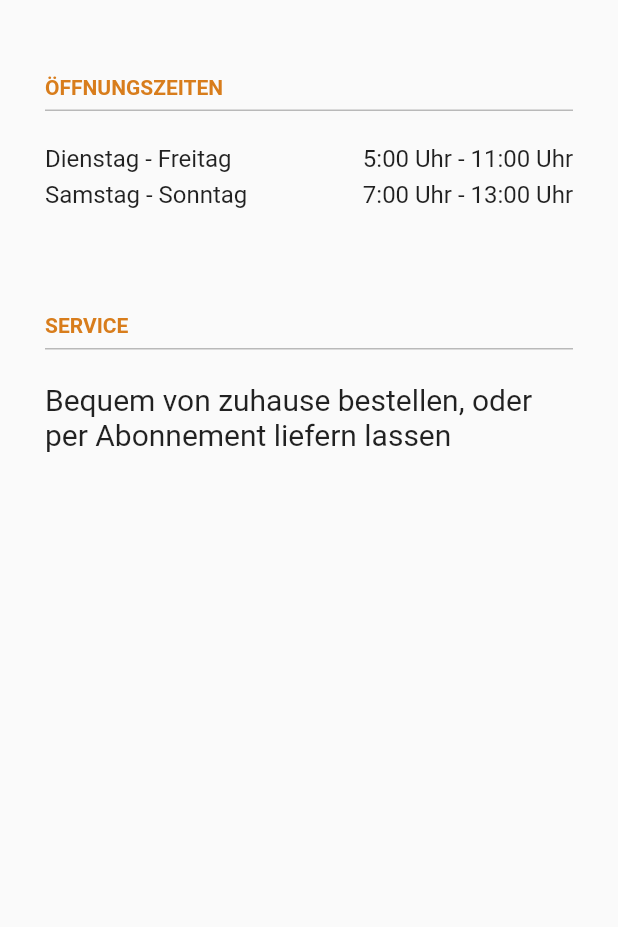
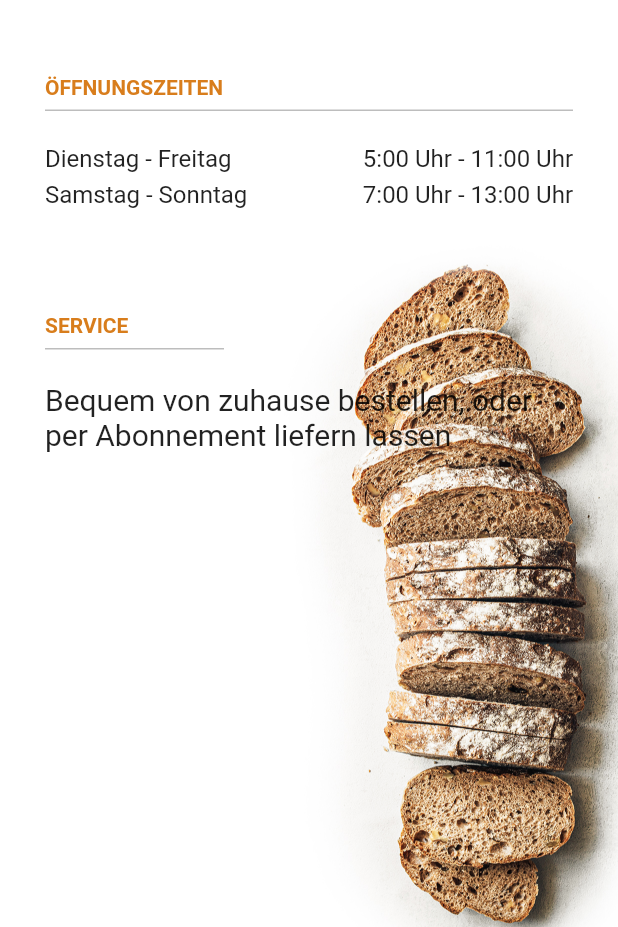
Before and after one commit to nicschittenhelm/baecker-app, a Flutter app: the screen it shows after launch, on a phone screen of 412 x 824 dp, the part 309-1236 px from its top. Run offline on Flutter 3.47's test engine with Material 2 defaults, Android fonts, the phone set to English and light mode, and no system bars; our stand-ins replace google_fonts; missing offline and left inert: indexed.

Commit message:
Added background image Fixed z-index and clipping

```diff
--- a/lib/main.dart
+++ b/lib/main.dart
@@ -20,6 +20,7 @@ class MyApp extends StatelessWidget {
           endIndent: 30,
         ),
         visualDensity: VisualDensity.adaptivePlatformDensity,
+        scaffoldBackgroundColor: const Color(0xFFFFFFFF),
       ),
       home: KursScreen(),
     );
--- a/lib/screens/home.dart
+++ b/lib/screens/home.dart
@@ -1,6 +1,7 @@
 import 'dart:ui';
 import 'package:flutter/material.dart';
 import 'package:google_fonts/google_fonts.dart';
+import 'package:indexed/indexed.dart';
 
 class KursScreen extends StatelessWidget {
   @override
@@ -129,11 +130,29 @@ class KursScreen extends StatelessWidget {
             ),
           ),
 
+
           Divider(),
           SizedBox(height: 15),
 
           Padding(
             padding: const EdgeInsets.symmetric(horizontal: 30),
+            child: Stack(
+              clipBehavior: Clip.none,
+              fit: StackFit.loose,
+                children: <Widget>[
+                  Positioned(
+                    top: -100,
+                    left: 80,
+                    child: Container(
+                      width: MediaQuery.of(context).size.width,
+                      height: 500,
+                      decoration: BoxDecoration(
+                        image: DecorationImage(image: AssetImage("lib/assets/bread.jpg"))
+                      ),
+                    ),
+                  ),
+
+                  Positioned(
                     child:
                       Text(
                         "Bequem von zuhause bestellen, oder per Abonnement liefern lassen",
@@ -144,6 +163,11 @@ class KursScreen extends StatelessWidget {
                     ),
                   ),
 
+                ],
+              ),
+          ),
+
+
 
 
         ],
--- a/pubspec.yaml
+++ b/pubspec.yaml
@@ -29,6 +29,7 @@ dependencies:
   cupertino_icons: ^1.0.2
   flutter_svg: ^0.17.4
   google_fonts: ^2.1.0
+  indexed: ^0.0.6
 
 dev_dependencies:
   flutter_test:
```
Also changed, not shown: lib/assets/bread.jpg (added), pubspec.lock. Lines whose indentation alone changed are shown as unchanged.
